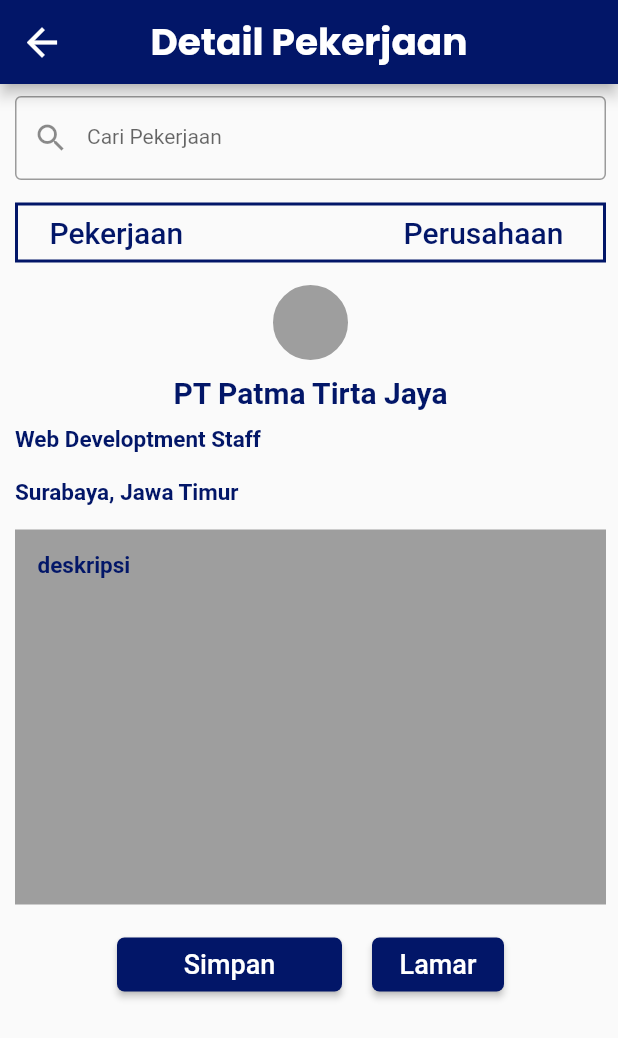
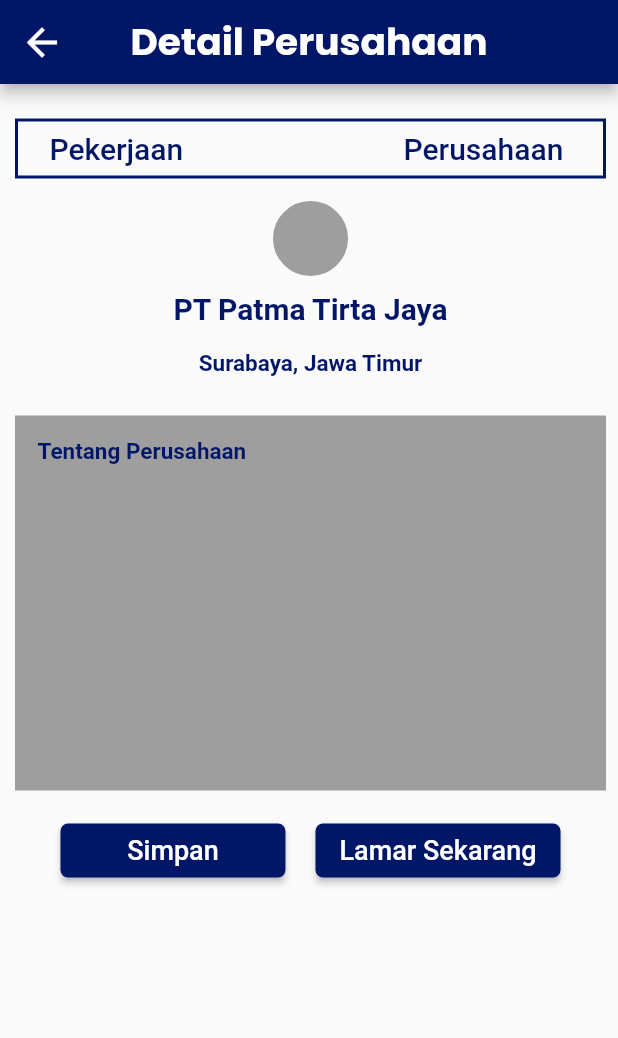
Before and after one commit to ardianhilmip35/coba_mobile_go_job, a Flutter app: the DetailLowongan screen opened directly, after a tap on "Perusahaan", on a phone screen of 412 x 824 dp. Shown: the top 1038 px of the screen. Run offline on Flutter 3.47's test engine with Material 2 defaults, Android fonts, the phone set to English and light mode, and no system bars; our stand-ins replace fluttertoast, get, google_fonts, google_sign_in, shared_preferences; missing offline and left inert: flutter_email_sender; accounts and stored records are empty.

Commit message:
tanti commit

```diff
--- a/lib/api/api_services.dart
+++ b/lib/api/api_services.dart
@@ -72,5 +72,5 @@
 //   }
 // }
 
-const String baseURL = "http://127.0.0.1:8000/api/";
+const String baseURL = "http://127.0.0.1:8000/api/register";
 const Map<String,String> headers = {"Conrent-Type":"application/json"};
--- a/lib/main.dart
+++ b/lib/main.dart
@@ -29,7 +29,7 @@
       debugShowCheckedModeBanner: false,
       translations: LocaleString(),
       locale: Locale('id', 'ID'),
-      home: MyBottomBar(),
+      home: SplashScreen(),
     );
   }
 }
--- a/lib/pages/detail_lowongan.dart
+++ b/lib/pages/detail_lowongan.dart
@@ -1,4 +1,5 @@
 import 'package:flutter/material.dart';
+import 'package:go_job/pages/profil_perusahaan.dart';
 import 'package:go_job/shared/shared.dart';
 import 'package:google_fonts/google_fonts.dart';
 import 'package:get/get.dart';
@@ -34,19 +35,19 @@
         padding: EdgeInsets.fromLTRB(10.0, 8.0, 8.0, 8.0),
         child: Column(
           children: [
-            TextFormField(
-              textInputAction: TextInputAction.search,
-              style: Theme.of(context).textTheme.bodyText1,
-              decoration: InputDecoration(
-                  labelText: "caripekerjaan".tr,
-                  border: OutlineInputBorder(),
-                  focusColor: Colors.grey,
-                  labelStyle:
-                      TextStyle(fontWeight: FontWeight.normal, fontSize: 14),
-                  prefixIcon: Icon(
-                    Icons.search,
-                  )),
-            ),
+            // TextFormField(
+            //   textInputAction: TextInputAction.search,
+            //   style: Theme.of(context).textTheme.bodyText1,
+            //   decoration: InputDecoration(
+            //       labelText: "caripekerjaan".tr,
+            //       border: OutlineInputBorder(),
+            //       focusColor: Colors.grey,
+            //       labelStyle:
+            //           TextStyle(fontWeight: FontWeight.normal, fontSize: 14),
+            //       prefixIcon: Icon(
+            //         Icons.search,
+            //       )),
+            // ),
             Container(
               padding: EdgeInsets.only(top: 15.0, bottom: 5.0),
               child: Column(
@@ -70,7 +71,11 @@
                               style:
                                   TextStyle(fontSize: 20, color: primarycolor),
                             ),
-                            onPressed: () {},
+                            onPressed: () {
+                              Route route =
+                                  MaterialPageRoute(builder: (context) => DetailLowongan());
+                              Navigator.push(context, route);
+                            },
                           ),
                         ),
                         Container(
@@ -82,7 +87,11 @@
                               style:
                                   TextStyle(fontSize: 20, color: primarycolor),
                             ),
-                            onPressed: () {},
+                            onPressed: () {
+                              Route route =
+                                  MaterialPageRoute(builder: (context) => ProfilPerusahaan());
+                              Navigator.push(context, route);
+                            },
                           ),
                         ),
                       ],
--- a/lib/pages/lamar_sekarang.dart
+++ b/lib/pages/lamar_sekarang.dart
@@ -1,4 +1,5 @@
 import 'package:flutter/material.dart';
+import 'package:go_job/pages/profil.dart';
 import 'package:go_job/pages/profil_perusahaan.dart';
 import 'package:go_job/shared/shared.dart';
 import 'package:google_fonts/google_fonts.dart';
@@ -195,7 +196,10 @@
                                       ),
                                     ),
                                     onPressed: () {
-                                      if (_formKey.currentState!.validate()) {}
+                                      Route route =
+                                          MaterialPageRoute(builder: (context) => Profil());
+                                      Navigator.push(context, route);
+                                      // if (_formKey.currentState!.validate()) {}
                                     },
                                     splashColor: Colors.transparent,
                                   )),
--- a/lib/pages/localestring.dart
+++ b/lib/pages/localestring.dart
@@ -72,7 +72,7 @@
           'list': 'List Pekerjaan',
           'lihat': 'Lihat Semua',
           'buka': 'Lihat',
-          'lamar': 'Lamar',
+          'lamar': 'Lamar Sekarang',
           'nama': 'Nama Lengkap',
           'namakosong': 'Nama tidak boleh kosong',
           'emailkosong': 'Email tidak boleh kosong',
```
Also changed, not shown: lib/api/auth_services.dart (+6 -6 lines), lib/pages/profil_perusahaan.dart (+25 -15 lines), lib/pages/register.dart (+20 -11 lines).
